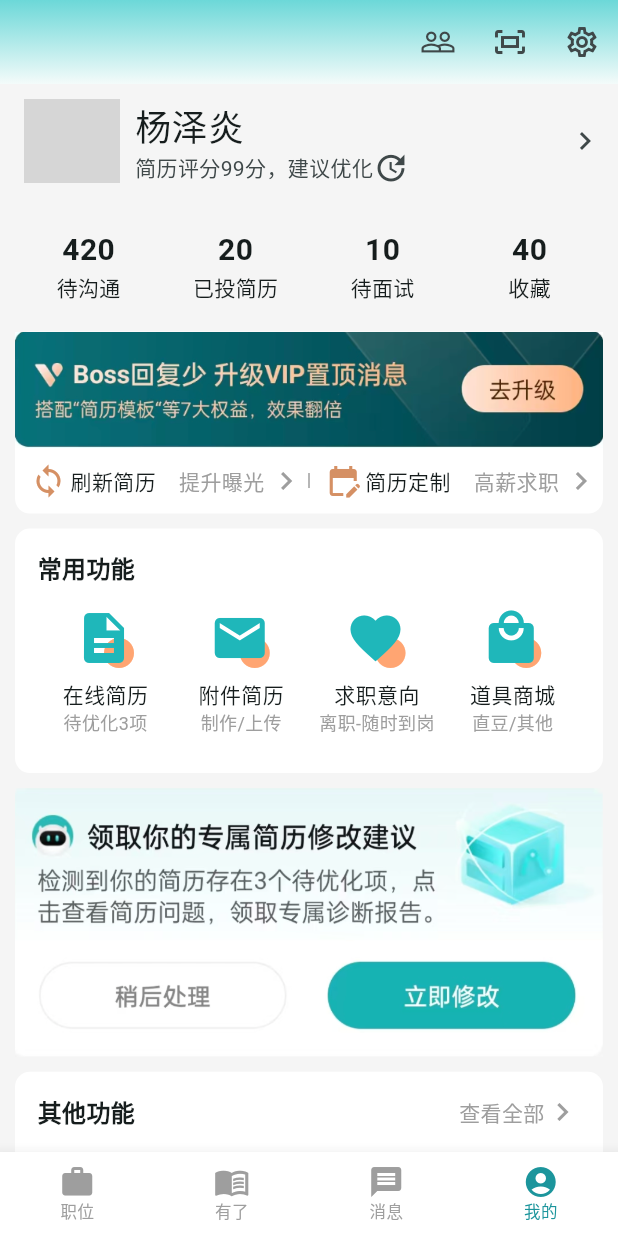
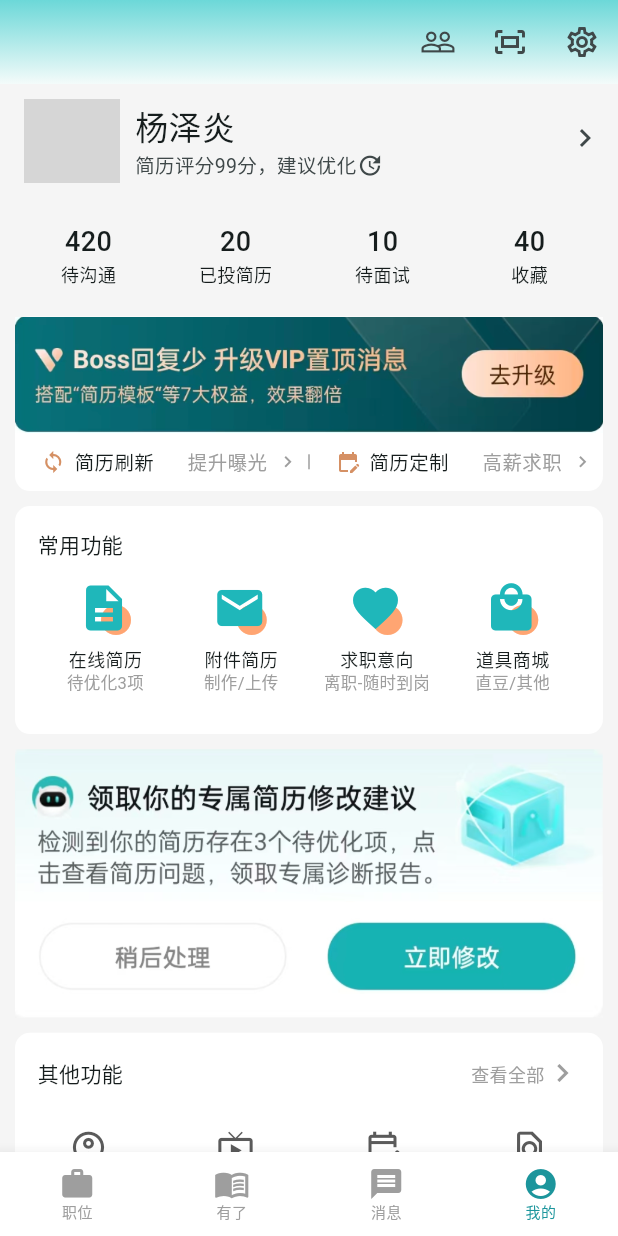
Before and after one commit to yangzeyanlove/boss_by_flutter, a Flutter app: the screen it shows after launch, item 4 of the bottom bar chosen, on a phone screen of 412 x 824 dp. Run offline on Flutter 3.47's test engine with Material 3 defaults, Android fonts, the phone set to English and light mode, and no system bars; our stand-ins replace dio; network calls fail; grey boxes are pictures that could not be loaded.

Commit message:
feat: 我的页面样式调整

```diff
--- a/lib/views/bottom_bar/my_page.dart
+++ b/lib/views/bottom_bar/my_page.dart
@@ -1,5 +1,4 @@
 import 'package:flutter/material.dart';
-import 'package:get/get_connect/http/src/utils/utils.dart';
 import '../../config.dart';
 
 class MyPage extends StatefulWidget {
@@ -107,7 +106,16 @@ class _MyPageState extends State<MyPage> {
         child: Text('杨泽炎', style: TextStyle(fontSize: 24)),
       ),
       subtitle: Row(
-        children: [Text('简历评分99分，建议优化'), Icon(Icons.update)],
+        children: [
+          Text(
+            '简历评分99分，建议优化',
+            style: TextStyle(fontSize: 13),
+          ),
+          Icon(
+            Icons.update,
+            size: 18,
+          )
+        ],
       ),
       trailing: Icon(Icons.navigate_next),
     );
@@ -144,9 +152,10 @@ class _MyPageState extends State<MyPage> {
                         : 20),
                 child: Text('杨泽炎',
                     style: TextStyle(
+                        fontWeight: FontWeight.w500,
                         fontSize: offsetTop >= 0
-                            ? 24 - (offsetTop / kToolbarHeight) * 4
-                            : 24)) // 24->20,
+                            ? 22 - (offsetTop / kToolbarHeight) * 4
+                            : 22)) // 24->20,
                 )
           ],
         ),
@@ -172,9 +181,12 @@ class _MyPageState extends State<MyPage> {
               Text(
                 "${item['count']}",
                 style:
-                    const TextStyle(fontSize: 20, fontWeight: FontWeight.bold),
+                    const TextStyle(fontSize: 18, fontWeight: FontWeight.w500),
               ),
-              Text(item['name']),
+              Text(
+                item['name'],
+                style: const TextStyle(fontSize: 12),
+              ),
             ],
           ),
         ),
@@ -192,12 +204,15 @@ class _MyPageState extends State<MyPage> {
       return Expanded(
         child: Row(mainAxisAlignment: MainAxisAlignment.spaceEvenly, children: [
           const SizedBox(width: 5),
-          Icon(icon, color: Color(0xffD59064)),
-          Text(title),
+          Icon(icon, color: const Color(0xffD59064), size: 16),
+          Text(title,
+              style:
+                  const TextStyle(fontSize: 13, fontWeight: FontWeight.w500)),
           const SizedBox(width: 10),
-          Text(desc, style: const TextStyle(color: Colors.grey)),
+          Text(desc, style: const TextStyle(fontSize: 13, color: Colors.grey)),
           const Icon(
             Icons.navigate_next,
+            size: 15,
             color: Colors.grey,
           ),
         ]),
@@ -215,7 +230,7 @@ class _MyPageState extends State<MyPage> {
           const SizedBox(height: 10),
           Row(
             children: [
-              getAdItem('刷新简历', '提升曝光', Icons.loop),
+              getAdItem('简历刷新', '提升曝光', Icons.loop),
               Container(
                 width: 1,
                 height: 10,
@@ -256,14 +271,17 @@ class _MyPageState extends State<MyPage> {
                 Container(
                   padding: const EdgeInsets.fromLTRB(0, 0, 2, 2),
                   child: Icon(item['icon'],
-                      size: 40, color: const Color(0xff1FB7BA)),
+                      size: 36, color: const Color(0xff1FB7BA)),
                 )
               ],
             ),
             const SizedBox(height: 5),
-            Text(item['name']),
+            Text(
+              item['name'],
+              style: const TextStyle(fontSize: 12),
+            ),
             Text(item['desc'],
-                style: const TextStyle(fontSize: 12, color: Colors.grey)),
+                style: const TextStyle(fontSize: 11, color: Colors.grey)),
           ],
         ),
       ));
@@ -281,7 +299,7 @@ class _MyPageState extends State<MyPage> {
         children: [
           const Text(
             '常用功能',
-            style: TextStyle(fontSize: 16.0, fontWeight: FontWeight.bold),
+            style: TextStyle(fontSize: 14.0, fontWeight: FontWeight.w500),
           ),
           const SizedBox(height: 15),
           Row(
@@ -316,126 +334,61 @@ class _MyPageState extends State<MyPage> {
     ];
 
     return Container(
-        padding: const EdgeInsets.fromLTRB(15, 15, 15, 25),
+        padding: const EdgeInsets.fromLTRB(0, 15, 0, 0),
         decoration: BoxDecoration(
           color: Colors.white,
           borderRadius: BorderRadius.circular(10.0), //设置圆角半径为10
         ),
         child: Column(
           children: [
-            const Row(
+            const Padding(
+                padding: EdgeInsets.symmetric(vertical: 0, horizontal: 15),
+                child: Row(
                     mainAxisAlignment: MainAxisAlignment.spaceBetween,
                     children: [
                       Text('其他功能',
                           style: TextStyle(
-                          fontSize: 16.0, fontWeight: FontWeight.bold)),
+                              fontSize: 14, fontWeight: FontWeight.w500)),
                       Row(
                         children: [
                           Text(
                             '查看全部',
-                        style: TextStyle(color: Colors.grey),
+                            style: TextStyle(fontSize: 12, color: Colors.grey),
                           ),
                           Icon(Icons.navigate_next, color: Colors.grey)
                         ],
                       ),
-                ]),
+                    ])),
             const SizedBox(height: 10),
             SizedBox(
-              height: 280,
+              height: 250,
               child: GridView.builder(
                 padding:
                     const EdgeInsets.symmetric(vertical: 15, horizontal: 0),
                 physics: const NeverScrollableScrollPhysics(),
                 gridDelegate: const SliverGridDelegateWithFixedCrossAxisCount(
-                  crossAxisCount: 4,
-                ),
+                    crossAxisCount: 4, mainAxisExtent: 75),
                 itemCount: dataList.length,
                 itemBuilder: (BuildContext context, int index) {
                   return Column(
                     children: [
                       Icon(
                         dataList[index]['icon'],
-                        size: 36,
+                        size: 25,
                         color: const Color(0xff5A5A5A),
                       ),
                       const SizedBox(height: 10),
                       Text(
                         dataList[index]['name'],
-                        style: TextStyle(
-                          color: const Color(0xff5A5A5A),
+                        style: const TextStyle(
+                          fontSize: 12,
+                          color: Color(0xff5A5A5A),
                         ),
                       ),
                     ],
                   );
                 },
               ),
-              // child: GridView.count(
-              //     padding:
-              //         const EdgeInsets.symmetric(vertical: 15, horizontal: 0),
-              //     crossAxisCount: 4,
-              //     physics: const NeverScrollableScrollPhysics(),
-              //     children: [
-              //       Column(children: [
-              //         Icon(Icons.edit),
-              //         SizedBox(height: 10),
-              //         Text('直聘分'),
-              //       ]),
-              //       Column(children: [
-              //         Icon(Icons.edit),
-              //         SizedBox(height: 10),
-              //         Text('直聘分'),
-              //       ]),
-              //       Column(children: [
-              //         Icon(Icons.edit),
-              //         SizedBox(height: 10),
-              //         Text('直聘分'),
-              //       ]),
-              //       Column(children: [
-              //         Icon(Icons.edit),
-              //         SizedBox(height: 10),
-              //         Text('直聘分'),
-              //       ]),
-              //       Column(children: [
-              //         Icon(Icons.edit),
-              //         SizedBox(height: 10),
-              //         Text('直聘分'),
-              //       ]),
-              //       Column(children: [
-              //         Icon(Icons.edit),
-              //         SizedBox(height: 10),
-              //         Text('直聘分'),
-              //       ]),
-              //       Column(children: [
-              //         Icon(Icons.edit),
-              //         SizedBox(height: 10),
-              //         Text('直聘分'),
-              //       ]),
-              //       Column(children: [
-              //         Icon(Icons.edit),
-              //         SizedBox(height: 10),
-              //         Text('直聘分'),
-              //       ]),
-              //       Column(children: [
-              //         Icon(Icons.edit),
-              //         Text('直聘分'),
-              //       ]),
-              //       Column(children: [
-              //         Icon(Icons.edit),
-              //         Text('直聘分'),
-              //       ]),
-              //       Column(children: [
-              //         Icon(Icons.edit),
-              //         Text('直聘分'),
-              //       ]),
-              //       Column(children: [
-              //         Icon(Icons.edit),
-              //         Text('直聘分'),
-              //       ]),
-              //       Column(children: [
-              //         Icon(Icons.edit),
-              //         Text('直聘分'),
-              //       ]),
-              //     ]),
             ),
           ],
         ));
@@ -471,7 +424,7 @@ class _MyPageState extends State<MyPage> {
             const SizedBox(height: 10),
             // 底部信息
             const DefaultTextStyle(
-              style: TextStyle(fontSize: 13, color: Colors.grey, height: 1.8),
+              style: TextStyle(fontSize: 12, color: Colors.grey, height: 1.8),
               child: Column(
                 mainAxisAlignment: MainAxisAlignment.center,
                 children: [
--- a/lib/views/home_page.dart
+++ b/lib/views/home_page.dart
@@ -52,8 +52,8 @@ class _HomePageState extends State<HomePage> {
         backgroundColor: Colors.white, // 默认背景颜色
         type: BottomNavigationBarType.fixed, // 底部有4个或以上的菜单，就需要配置
         // fixedColor: Colors.red,  // 选中的颜色
-        selectedLabelStyle: const TextStyle(fontSize: 11),
-        unselectedLabelStyle: const TextStyle(fontSize: 11),
+        selectedLabelStyle: const TextStyle(fontSize: 10),
+        unselectedLabelStyle: const TextStyle(fontSize: 10),
       ),
     );
   }
```
Lines whose indentation alone changed are shown as unchanged.
